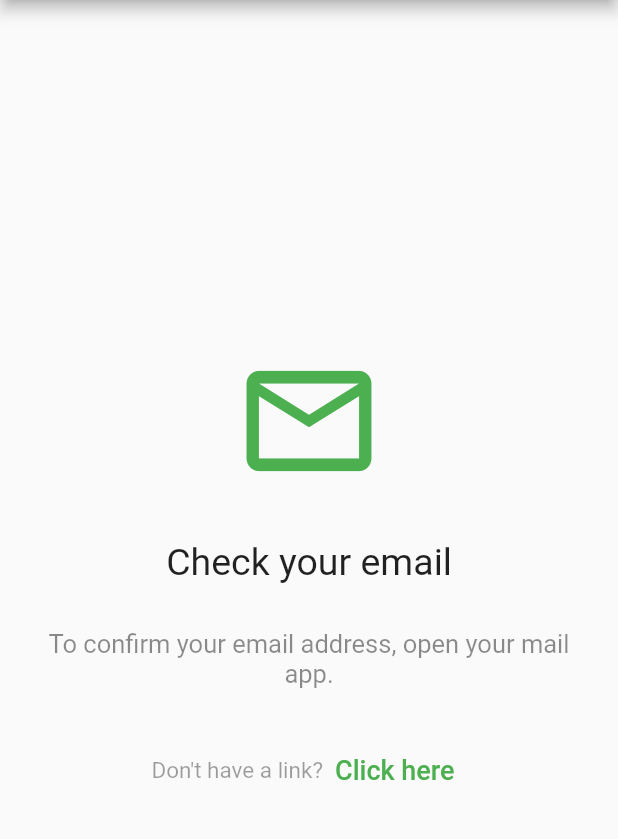
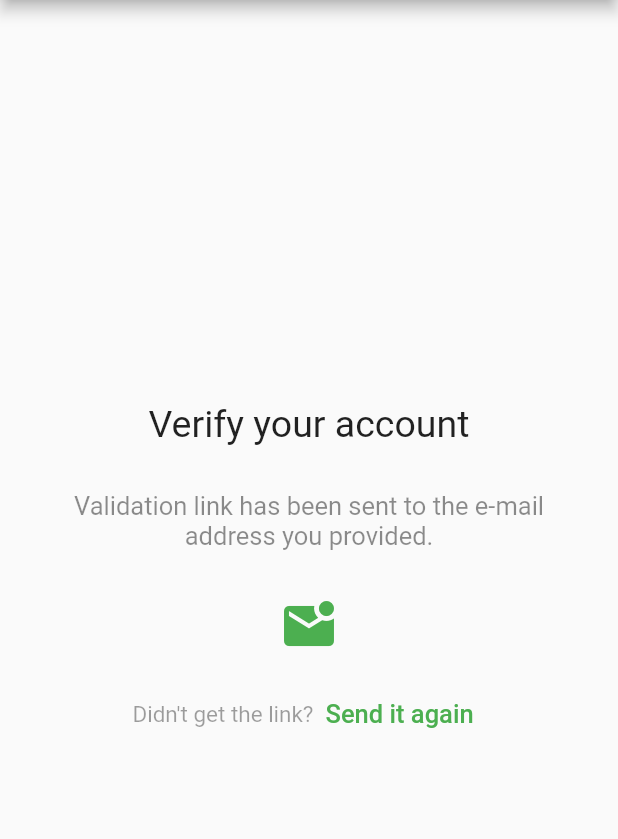
Before and after one commit to marcoslima12/desafio_capyba_marcosantonio, a Flutter app: the ValidateEmail screen opened by its route, on a phone screen of 412 x 824 dp, the part 84-923 px from its top. Run offline on Flutter 3.47's test engine with Material 2 defaults, Android fonts, the phone set to English and light mode, and no system bars; our stand-ins replace firebase_auth, firebase_core, get; missing offline and left inert: camera_camera; accounts and stored records are empty; network calls fail.

Commit message:
fix/validateEmail: Fixed front

```diff
--- a/lib/pages/signUp.dart
+++ b/lib/pages/signUp.dart
@@ -49,8 +49,6 @@ class _SignUpState extends State<SignUp> {
       User? currentUser = FirebaseAuth.instance.currentUser;
       if (currentUser != null) {
         await currentUser.sendEmailVerification();
-        print(currentUser.displayName);
-        print(currentUser.phoneNumber);
       }
     } on FirebaseAuthException catch (e) {
       setState(() => isLoading = false);
--- a/lib/pages/validateEmail.dart
+++ b/lib/pages/validateEmail.dart
@@ -13,6 +13,16 @@ class ValidateEmail extends StatefulWidget {
 }
 
 class _ValidateEmailState extends State<ValidateEmail> {
+  User? curUser = FirebaseAuth.instance.currentUser;
+  void _sendAnotherLink() async {
+    User? currentUser = FirebaseAuth.instance.currentUser;
+    if (currentUser != null) {
+      await currentUser.sendEmailVerification();
+      ScaffoldMessenger.of(context).showSnackBar(
+          SnackBar(content: Text('Link sent to ${currentUser.email}')));
+    }
+  }
+
   @override
   Widget build(BuildContext context) {
     User? currentUser = FirebaseAuth.instance.currentUser;
@@ -40,37 +50,71 @@ class _ValidateEmailState extends State<ValidateEmail> {
         body: Center(
             child: Padding(
           padding: EdgeInsets.all(30),
-          child: Column(
+          child: (curUser!.emailVerified)
+              ? Column(
                   mainAxisAlignment: MainAxisAlignment.center,
                   crossAxisAlignment: CrossAxisAlignment.center,
                   children: [
-              Icon(Icons.email_outlined, size: 100, color: Colors.green),
-              SizedBox(height: 30),
-              Text('Check your email', style: TextStyle(fontSize: 25)),
+                    Text('Verify your account', style: TextStyle(fontSize: 25)),
                     SizedBox(height: 30),
                     Text(
-                'To confirm your email address, open your mail app.',
+                      'Validation link has been sent to the e-mail address you provided.',
                       textAlign: TextAlign.center,
                       style: TextStyle(color: Colors.black45, fontSize: 17),
                     ),
                     SizedBox(height: 30),
+                    Icon(Icons.mark_email_unread, size: 40, color: Colors.green),
+                    SizedBox(height: 15),
                     Row(
                       mainAxisAlignment: MainAxisAlignment.center,
                       children: [
                         Text(
-                    "Don't have a link?",
+                          "Didn't get the link?",
                           style: TextStyle(color: Colors.black38, fontSize: 15),
                         ),
                         TextButton(
-                      onPressed: () {},
+                            onPressed: _sendAnotherLink,
                             child: Text(
-                        'Click here',
-                        style: TextStyle(fontSize: 18, color: Colors.green),
+                              'Send it again',
+                              style:
+                                  TextStyle(fontSize: 17, color: Colors.green),
                             ))
                       ],
                     )
                   ],
+                )
+              : Column(
+                  mainAxisAlignment: MainAxisAlignment.center,
+                  crossAxisAlignment: CrossAxisAlignment.center,
+                  children: [
+                    Text('Your account has been verified!', style: TextStyle(fontSize: 25), textAlign: TextAlign.center,),
+                    SizedBox(height: 30),
+                    Text(
+                      'Now you can have access to everything!',
+                      textAlign: TextAlign.center,
+                      style: TextStyle(color: Colors.black45, fontSize: 17),
                     ),
+                    SizedBox(height: 30),
+                    Icon(Icons.mark_email_read, size: 40, color: Colors.green),
+                    SizedBox(height: 15),
+                    Row(
+                      mainAxisAlignment: MainAxisAlignment.center,
+                      children: [
+                        Text(
+                          "Enjoy our app!",
+                          style: TextStyle(color: Colors.black38, fontSize: 15),
+                        ),
+                        TextButton(
+                            onPressed: (){},
+                            child: Text(
+                              'Home',
+                              style:
+                                  TextStyle(fontSize: 17, color: Colors.green),
+                            ))
+                      ],
+                    )
+                  ],
+                )
         )));
   }
 }
```
Lines whose indentation alone changed are shown as unchanged.
